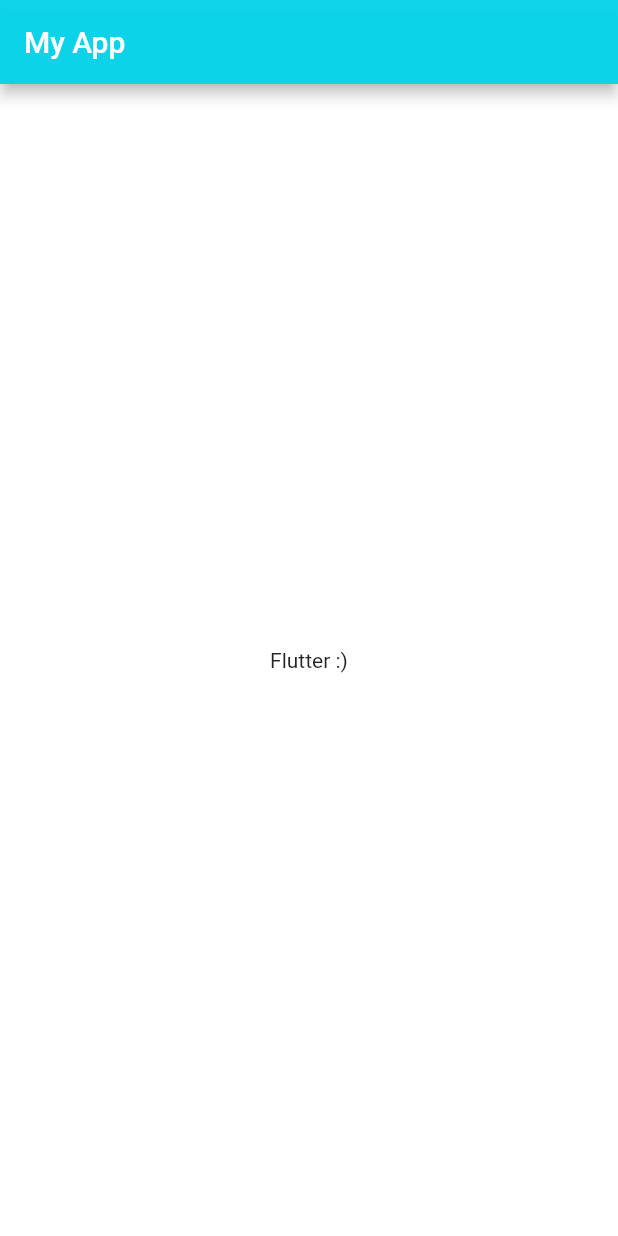
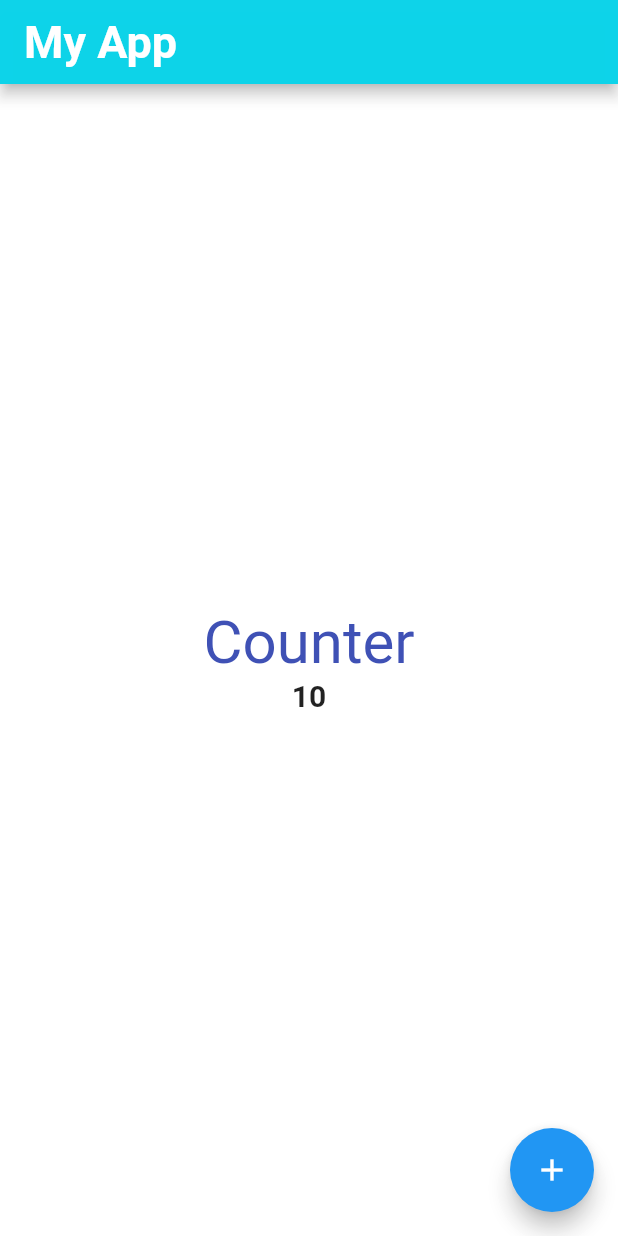
Before and after one commit to DanithBabilonia98/Mobile-Projects, a Flutter app: the screen it shows after launch, on a phone screen of 412 x 824 dp. Run offline on Flutter 3.47's test engine with Material 2 defaults, Android fonts, the phone set to English and light mode, and no system bars.

```diff
--- a/lib/main.dart
+++ b/lib/main.dart
@@ -1,5 +1,5 @@
 import 'package:flutter/material.dart';
-import 'package:flutter_application_1/views/home_view.dart';
+import 'package:flutter_application_1/views/count_screen.dart';
 
 void main() {
   runApp(const MyApp());
@@ -13,7 +13,7 @@ class MyApp extends StatelessWidget {
     return const MaterialApp(
       debugShowCheckedModeBanner:
           false, // no aparezca el debug banner, atributo del MaterialApp
-      home: HomeView(),
+      home: CounterScreen(),
     );
   }
 }
--- /dev/null
+++ b/lib/views/count_screen.dart
@@ -0,0 +1,51 @@
+import 'package:flutter/material.dart';
+
+class CounterScreen extends StatefulWidget {
+  const CounterScreen({Key? key}) : super(key: key);
+
+  @override
+  State<CounterScreen> createState() => _CounterScreenState();
+}
+
+class _CounterScreenState extends State<CounterScreen> {
+  int counter = 10;
+  @override
+  Widget build(BuildContext context) {
+    const sizeText = TextStyle(fontSize: 20, fontWeight: FontWeight.bold);
+
+    return Scaffold(
+      backgroundColor: const Color.fromARGB(230, 255, 255, 255),
+      appBar: AppBar(
+        backgroundColor: const Color.fromARGB(253, 12, 211, 233),
+        title: const Text('My App',
+            style: TextStyle(
+                fontSize: 30,
+                color: Colors.white,
+                fontWeight: FontWeight.bold)),
+      ),
+      body: Center(
+        child: Column(
+          mainAxisAlignment: MainAxisAlignment.center,
+          children: <Widget>[
+            const Text('Counter',
+                style: TextStyle(fontSize: 40, color: Colors.indigo)),
+            Text('$counter', style: sizeText),
+          ],
+        ),
+      ),
+      floatingActionButton: FloatingActionButton(
+        onPressed: () {
+          setState(() {
+            counter += 2;
+          });
+          showMessage();
+        },
+        child: const Icon(Icons.add),
+      ),
+    );
+  }
+
+  void showMessage() {
+    print("Hello, It's me");
+  }
+}
```
Also changed, not shown: lib/views/count.dart (added, +40 -0 lines).
